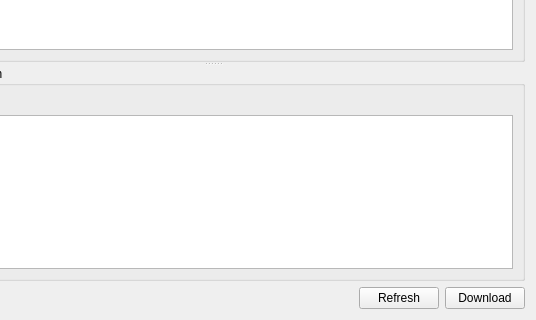
Above: ui/DownloadWindow.ui from rug-compling/dact before the change; both pictures show x 110 to 646 and y 147 to 467 of the 646 by 467 pixel window. Below: the same form after it.
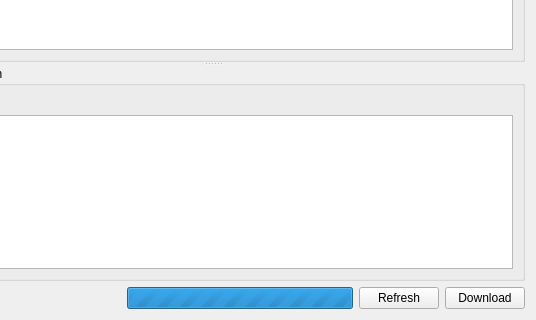
That is the form after the change.

Commit message: Added busy indicator to download window when refreshing.

The edit to the form file:
```diff
--- a/ui/DownloadWindow.ui
+++ b/ui/DownloadWindow.ui
@@ -101,6 +101,19 @@
        </property>
       </spacer>
      </item>
+     <item>
+      <widget class="QProgressBar" name="activityIndicator">
+       <property name="visible">
+        <bool>false</bool>
+       </property>
+       <property name="minimum">
+        <number>0</number>
+       </property>
+       <property name="maximum">
+        <number>0</number>
+       </property>
+      </widget>
+     </item>
      <item>
       <widget class="QPushButton" name="refreshPushButton">
        <property name="text">
```
The commit also changes 3 other files.
